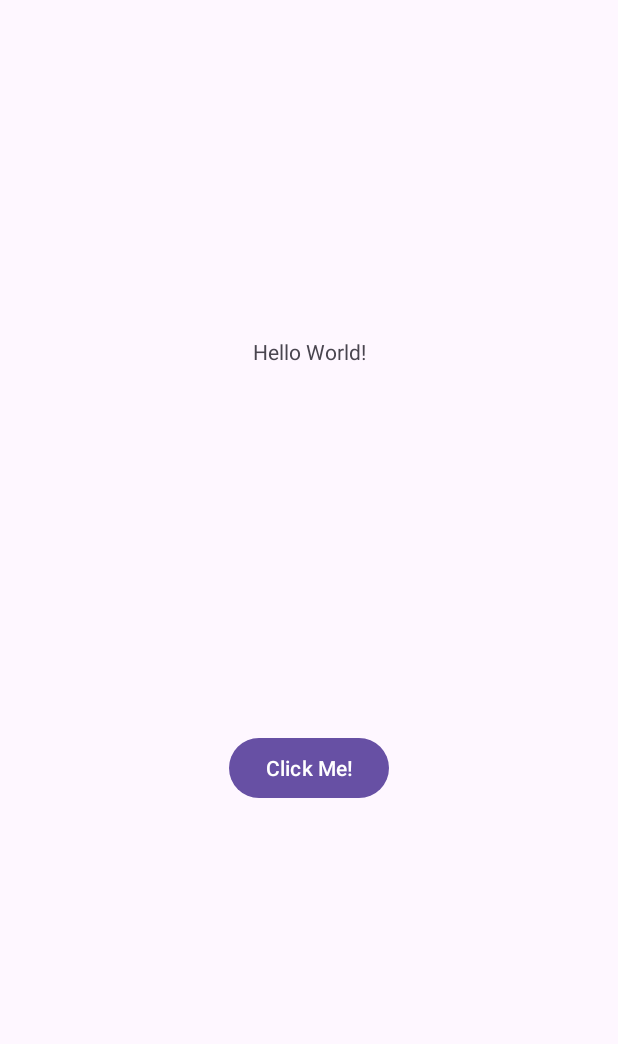
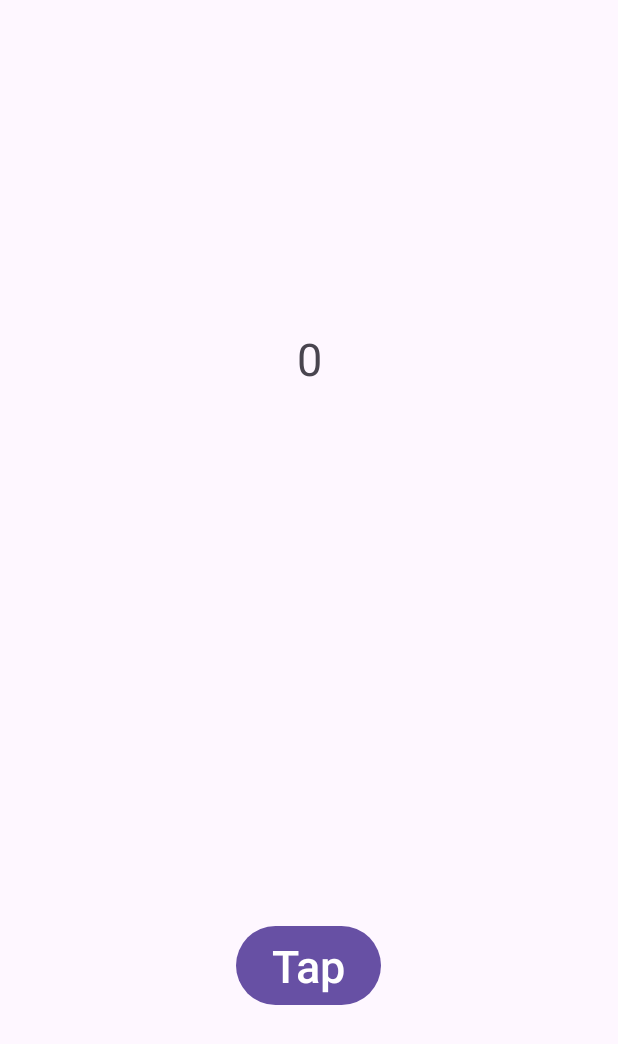
Before and after one commit to eparham207/TrafficLight, an Android app: the screen it shows after launch (MainActivity), on a phone screen of 412 x 824 dp. Shown: the top 1044 px of the screen. Run offline under Robolectric (Android 15) with nearby library versions, the phone set to English and light mode, and no system bars.

Commit message:
Final Count

```diff
--- a/ITC 362/Week 2/Count/app/src/main/res/layout/activity_main.xml
+++ b/ITC 362/Week 2/Count/app/src/main/res/layout/activity_main.xml
@@ -10,7 +10,8 @@
         android:id="@+id/counter_txt"
         android:layout_width="wrap_content"
         android:layout_height="wrap_content"
-        android:text="Hello World!"
+        android:text="0"
+        android:textSize="30sp"
         app:layout_constraintBottom_toBottomOf="parent"
         app:layout_constraintEnd_toEndOf="parent"
         app:layout_constraintStart_toStartOf="parent"
@@ -21,12 +22,14 @@
         android:id="@+id/button_click"
         android:layout_width="wrap_content"
         android:layout_height="wrap_content"
-        android:layout_marginBottom="288dp"
-        android:text="Click Me!"
+        android:layout_marginBottom="150dp"
+        android:text="Tap"
+        android:textSize="30sp"
         app:layout_constraintBottom_toBottomOf="parent"
         app:layout_constraintEnd_toEndOf="parent"
+        app:layout_constraintHorizontal_bias="0.499"
         app:layout_constraintStart_toStartOf="parent"
-        app:layout_constraintTop_toBottomOf="@+id/textView"
-        app:layout_constraintVertical_bias="0.347" />
+        app:layout_constraintTop_toBottomOf="@+id/counter_txt"
+        app:layout_constraintVertical_bias="1.0" />
 
 </androidx.constraintlayout.widget.ConstraintLayout>
```
